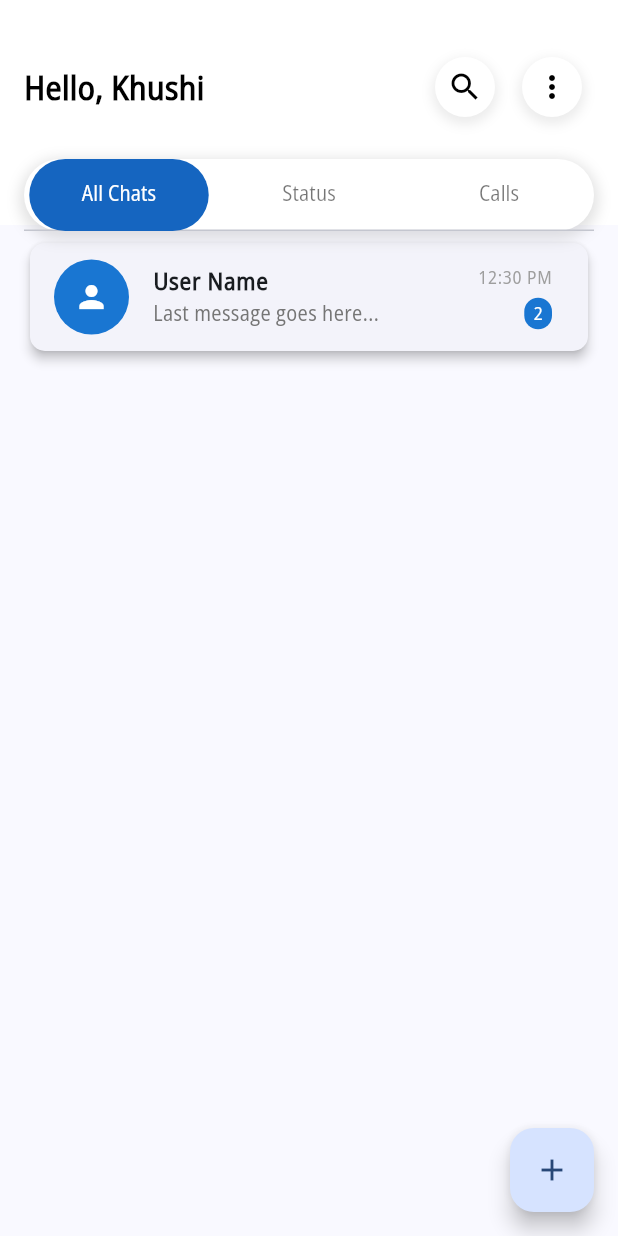
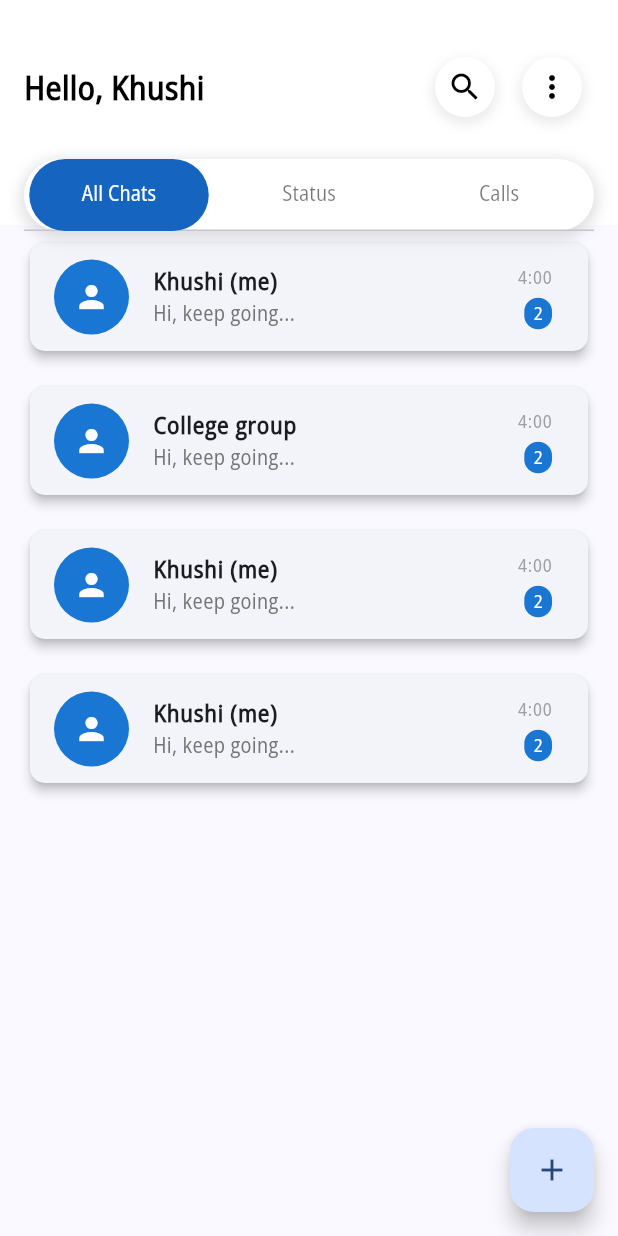
Before and after one commit to khush1yaaar/ChatApp, a Flutter app: the screen it shows after launch, on a phone screen of 412 x 824 dp. Run offline on Flutter 3.47's test engine with Material 3 defaults, Android fonts, the phone set to English and light mode, and no system bars.

Commit message:
chat model

```diff
--- /dev/null
+++ b/lib/models/chat_model.dart
@@ -0,0 +1,14 @@
+class ChatModel {
+  late String name;
+  late String icon;
+  late bool isGroup;
+  late String time;
+  late String currentMessage;
+  ChatModel({
+    required this.name,
+    required this.icon,
+    required this.isGroup,
+    required this.time,
+    required this.currentMessage
+  });
+}
--- a/lib/screens/all_chats_screen.dart
+++ b/lib/screens/all_chats_screen.dart
@@ -1,3 +1,4 @@
+import 'package:chatapp/models/chat_model.dart';
 import 'package:chatapp/widgets/chat_card.dart';
 import 'package:flutter/material.dart';
 
@@ -9,6 +10,36 @@ class AllChatsScreen extends StatefulWidget {
 }
 
 class _AllChatsScreenState extends State<AllChatsScreen> {
+  List<ChatModel> chats = [
+    ChatModel(
+        name: "Khushi (me)",
+        icon: "person.svg",
+        isGroup: false,
+        time: "4:00",
+        currentMessage: "Hi, keep going...",
+    ),
+    ChatModel(
+        name: "College group",
+        icon: ".svg",
+        isGroup: true,
+        time: "4:00",
+        currentMessage: "Hi, keep going...",
+    ),
+    ChatModel(
+        name: "Khushi (me)",
+        icon: "person.svg",
+        isGroup: false,
+        time: "4:00",
+        currentMessage: "Hi, keep going...",
+    ),
+    ChatModel(
+        name: "Khushi (me)",
+        icon: "person.svg",
+        isGroup: false,
+        time: "4:00",
+        currentMessage: "Hi, keep going...",
+    ),
+  ];
   @override
   Widget build(BuildContext context) {
     return Scaffold(
@@ -16,10 +47,13 @@ class _AllChatsScreenState extends State<AllChatsScreen> {
         onPressed: () {},
         child: Icon(Icons.add),
       ),
-      body: ListView(
-        children: [
-          ChatCard()
-        ],),
+      body: ListView.builder(
+        itemCount: chats.length,
+        itemBuilder: (context, index) =>
+        ChatCard(
+          chat: chats[index],
+        ),
+      ),
     );
   }
 }
--- /dev/null
+++ b/lib/screens/chat_screen.dart
@@ -0,0 +1,17 @@
+import 'package:flutter/material.dart';
+
+class ChatScreen extends StatefulWidget {
+  const ChatScreen({super.key});
+
+  @override
+  State<ChatScreen> createState() => _ChatScreenState();
+}
+
+class _ChatScreenState extends State<ChatScreen> {
+  @override
+  Widget build(BuildContext context) {
+    return Scaffold(
+
+    );
+  }
+}
--- a/lib/widgets/chat_card.dart
+++ b/lib/widgets/chat_card.dart
@@ -1,7 +1,10 @@
+import 'package:chatapp/models/chat_model.dart';
 import 'package:flutter/material.dart';
 
+// ignore: must_be_immutable
 class ChatCard extends StatelessWidget {
-  const ChatCard({super.key});
+  ChatModel chat;
+  ChatCard({super.key, required this.chat});
 
   @override
   Widget build(BuildContext context) {
@@ -19,14 +22,14 @@ class ChatCard extends StatelessWidget {
             child: Icon(Icons.person, color: Colors.white),
           ),
           title: Text(
-            'User Name',
+            chat.name,
             style: TextStyle(
               fontWeight: FontWeight.bold,
               fontSize: 16,
             ),
           ),
           subtitle: Text(
-            'Last message goes here...',
+            chat.currentMessage,
             style: TextStyle(
               color: Colors.grey.shade600,
               fontSize: 14,
@@ -37,7 +40,7 @@ class ChatCard extends StatelessWidget {
             mainAxisAlignment: MainAxisAlignment.center,
             children: [
               Text(
-                '12:30 PM',
+                chat.time,
                 style: TextStyle(
                   fontSize: 12,
                   color: Colors.grey,
```
Also changed, not shown: pubspec.yaml (+4 -3 lines), lib/const/icons/groups.svg (added), lib/const/icons/person.svg (added), pubspec.lock.
